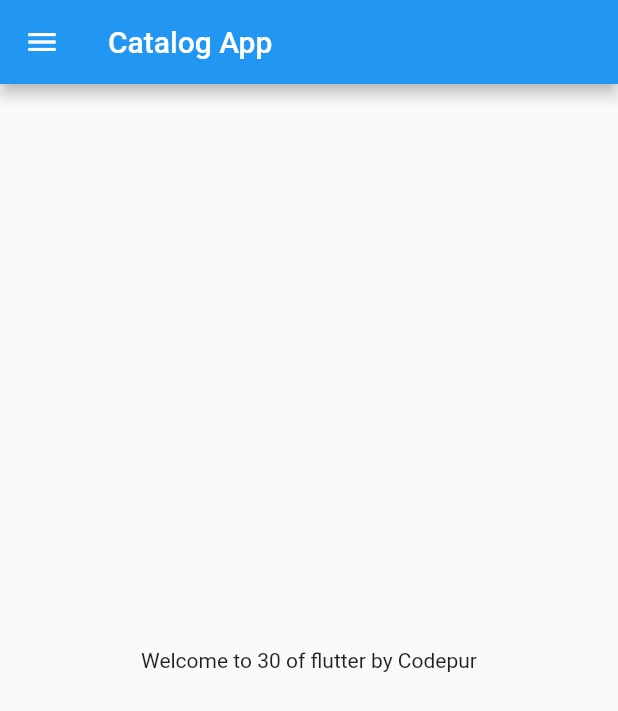
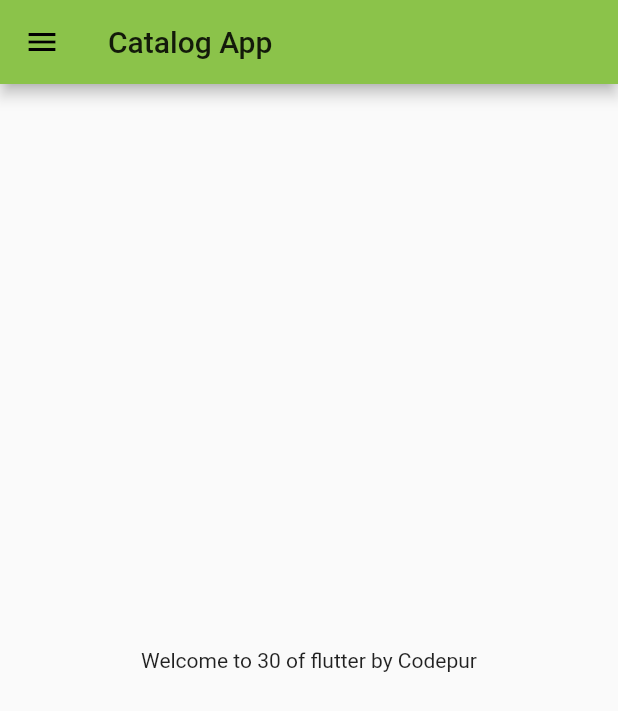
Before and after one commit to satyam-kaurav/30Days_of_Flutter, a Flutter app: the screen it shows after launch, on a phone screen of 412 x 824 dp. Shown: the top 711 px of the screen. Run offline on Flutter 3.47's test engine with Material 2 defaults, Android fonts, the phone set to English and light mode, and no system bars.

Commit message:
DAY3 completed

```diff
--- a/lib/main.dart
+++ b/lib/main.dart
@@ -1,5 +1,6 @@
 import 'package:flutter/material.dart';
-import 'package:flutter_catalog/home_page.dart';
+import 'package:flutter_catalog/pages/home_page.dart';
+import 'package:flutter_catalog/pages/login_page.dart';
 
 void main() {
   runApp(MyApp());
@@ -11,7 +12,15 @@ class MyApp extends StatelessWidget {
   @override
   Widget build(BuildContext context) {
     return MaterialApp(
-      home: HomePage(),
+      themeMode: ThemeMode.light,
+      theme: ThemeData(primarySwatch: Colors.lightGreen),
+      darkTheme: ThemeData(brightness: Brightness.light),
+      initialRoute: "/Home",
+      routes: {
+        "/": (context) => LoginPage(),
+        "/Home": (context) => HomePage(),
+        "/Login": (context) => LoginPage()
+      },
     );
   }
 }
```
Also changed, not shown: lib/pages/login_page.dart (added, +18 -0 lines), lib/pages/home_page.dart (renamed from lib/home_page.dart).
